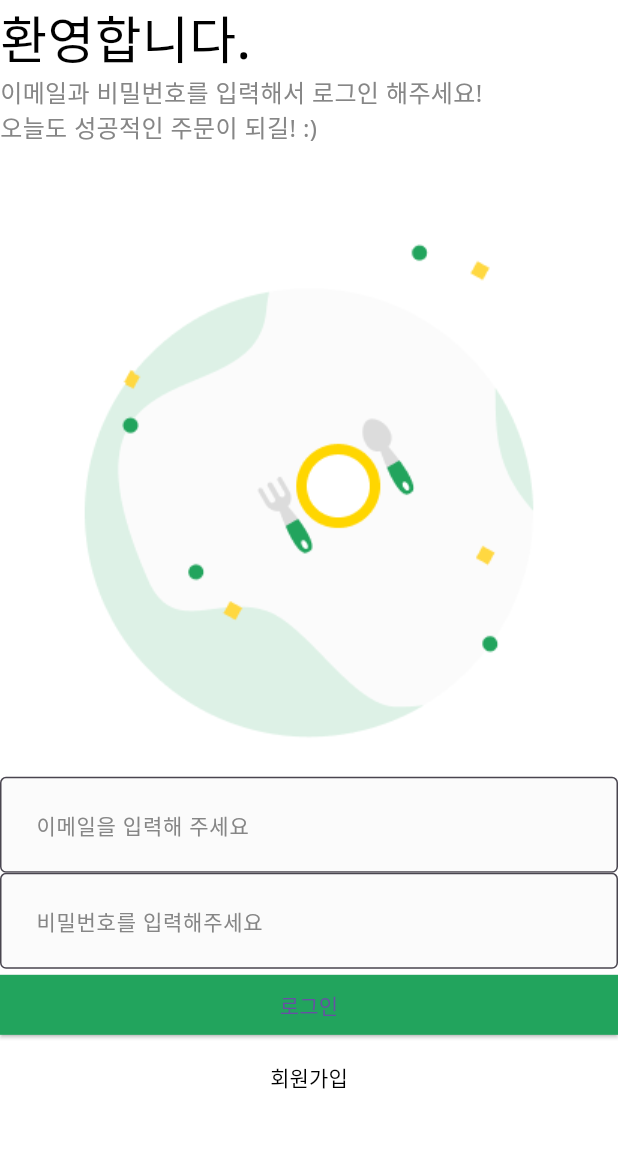
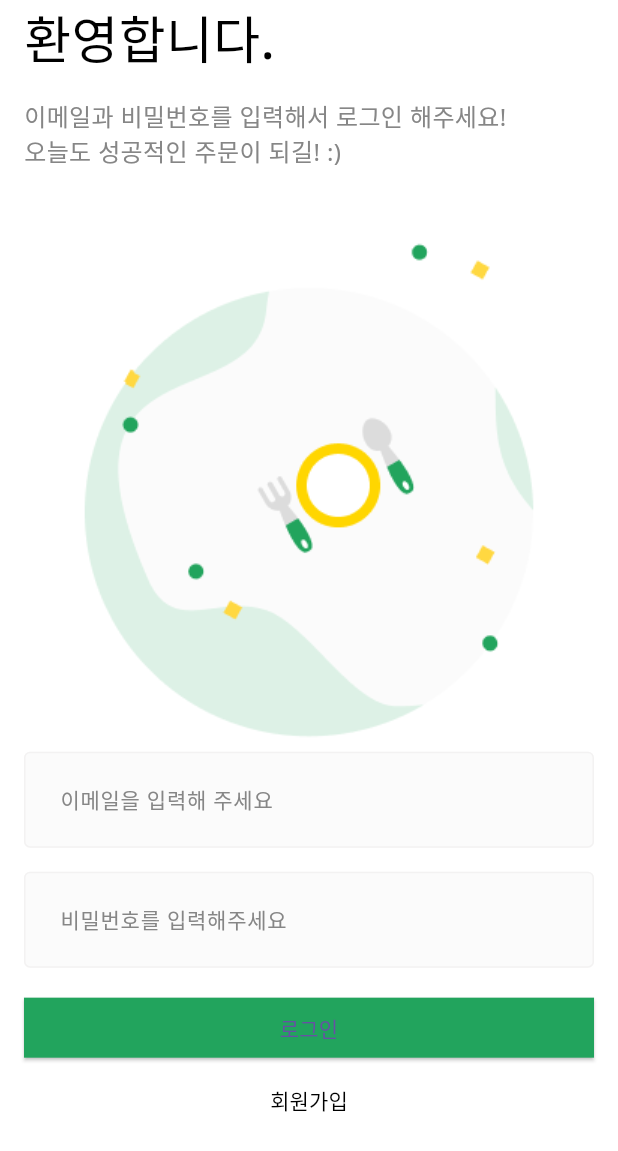
Before and after one commit to tearcode0302/food_delivery, a Flutter app: the screen it shows after launch, on a phone screen of 412 x 824 dp. Shown: the top 1151 px of the screen. Run offline on Flutter 3.47's test engine with Material 3 defaults, Android fonts, the phone set to English and light mode, and no system bars.

Commit message:
feat: login_page keyboard overflowed bug fix

```diff
--- a/lib/common/component/custom_text_form_field.dart
+++ b/lib/common/component/custom_text_form_field.dart
@@ -45,6 +45,7 @@ class CustomTextFormField extends StatelessWidget {
         filled: true,
         // 모든 Input 상태의 기본 세팅
         border: baseBorder,
+        enabledBorder: baseBorder,
         focusedBorder: baseBorder.copyWith(
           borderSide: baseBorder.borderSide.copyWith(
             color: PRIMARY_COLOR,
--- a/lib/user/view/login_screen.dart
+++ b/lib/user/view/login_screen.dart
@@ -10,13 +10,18 @@ class LoginScreen extends StatelessWidget {
   @override
   Widget build(BuildContext context) {
     return DefaultLayout(
+      child: SingleChildScrollView(
+        keyboardDismissBehavior: ScrollViewKeyboardDismissBehavior.onDrag,
         child: SafeArea(
           top: true,
           bottom: false,
+          child: Padding(
+            padding: EdgeInsets.symmetric(horizontal: 16.0),
             child: Column(
               crossAxisAlignment: CrossAxisAlignment.stretch,
               children: [
                 _Title(),
+                const SizedBox(height: 16.0,),
                 _SubTitle(),
                 Image.asset(
                   'asset/img/misc/logo.png',
@@ -26,11 +31,13 @@ class LoginScreen extends StatelessWidget {
                   hintText: '이메일을 입력해 주세요',
                   onChanged: (String value) {},
                 ),
+                const SizedBox(height: 16.0,),
                 CustomTextFormField(
                   hintText: '비밀번호를 입력해주세요',
                   onChanged: (String value) {},
                   obscureText: true,
                 ),
+                const SizedBox(height: 16.0,),
                 ElevatedButton(
                   onPressed: () {},
                   style: ElevatedButton.styleFrom(
@@ -51,12 +58,13 @@ class LoginScreen extends StatelessWidget {
               ],
             ),
           ),
+        ),
+      ),
     );
   }
 }
 
 class _Title extends StatelessWidget {
-  const _Title({super.key});
 
   @override
   Widget build(BuildContext context) {
@@ -72,7 +80,6 @@ class _Title extends StatelessWidget {
 }
 
 class _SubTitle extends StatelessWidget {
-  const _SubTitle({super.key});
 
   @override
   Widget build(BuildContext context) {
```
Lines whose indentation alone changed are shown as unchanged.
